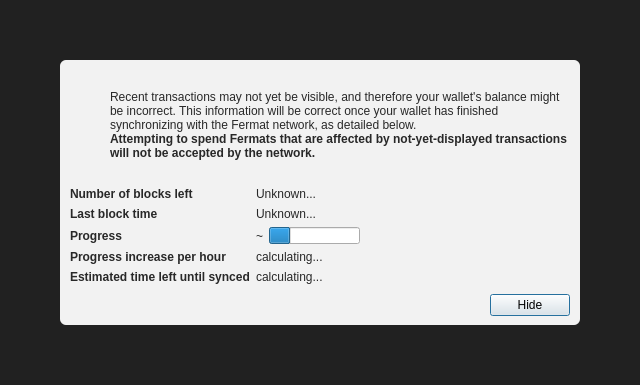
Before: the Qt Designer form src/qt/forms/modaloverlay.ui in xblocker/poc-proj, drawn with Qt 5.
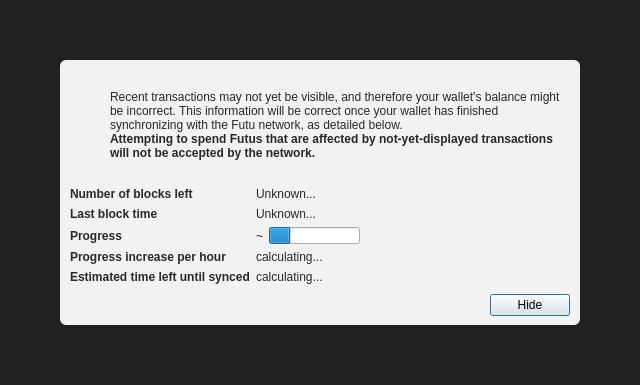
After: the same form once the commit is applied. Icons and pictures are not drawn. Custom widgets are drawn as their Qt base class.

What changed in the file:
```diff
--- a/src/qt/forms/modaloverlay.ui
+++ b/src/qt/forms/modaloverlay.ui
@@ -130,7 +130,7 @@
              <item>
               <widget class="QLabel" name="infoText">
                <property name="text">
-                <string>Recent transactions may not yet be visible, and therefore your wallet's balance might be incorrect. This information will be correct once your wallet has finished synchronizing with the Fermat network, as detailed below.</string>
+                <string>Recent transactions may not yet be visible, and therefore your wallet's balance might be incorrect. This information will be correct once your wallet has finished synchronizing with the Futu network, as detailed below.</string>
                </property>
                <property name="textFormat">
                 <enum>Qt::RichText</enum>
@@ -149,7 +149,7 @@
                 </font>
                </property>
                <property name="text">
-                <string>Attempting to spend Fermats that are affected by not-yet-displayed transactions will not be accepted by the network.</string>
+                <string>Attempting to spend Futus that are affected by not-yet-displayed transactions will not be accepted by the network.</string>
                </property>
                <property name="textFormat">
                 <enum>Qt::RichText</enum>
```
